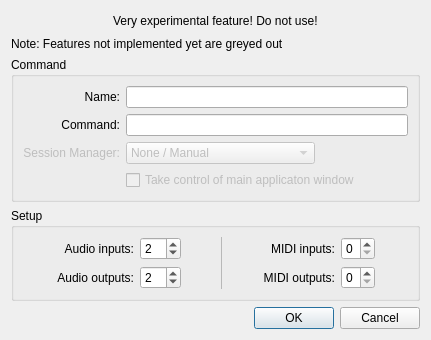
The window that resources/ui/carla_add_jack.ui (falkTX/Carla) describes before a commit, drawn with Qt 5.
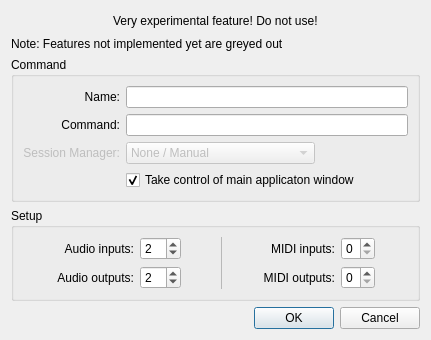
The same window after the commit. Icons and pictures are not drawn.

Diff of the .ui file:
```diff
--- a/resources/ui/carla_add_jack.ui
+++ b/resources/ui/carla_add_jack.ui
@@ -159,12 +159,12 @@
       </item>
       <item row="3" column="1" colspan="3">
        <widget class="QCheckBox" name="cb_manage_window">
-        <property name="enabled">
-         <bool>false</bool>
-        </property>
         <property name="text">
          <string>Take control of main applicaton window</string>
         </property>
+        <property name="checked">
+         <bool>true</bool>
+        </property>
        </widget>
       </item>
       <item row="2" column="1" colspan="2">
```
